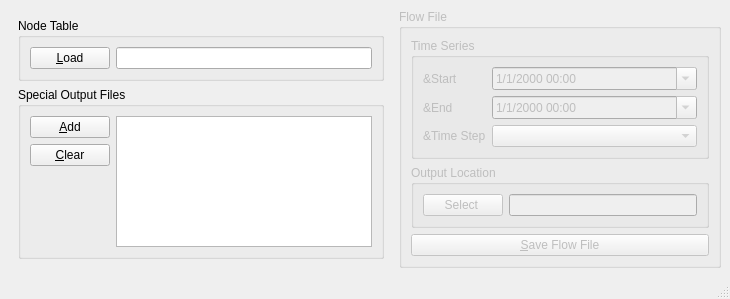
Before: the Qt Designer form gui/writeflowfilemainwindow.ui in apdunn2/FEQ-Special-Output-to-RAS, drawn with Qt 5.
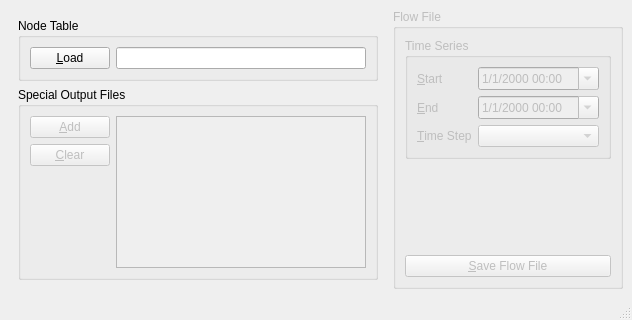
After: the same form once the commit is applied.

Commit message: Completed implementation of gui.WriteFlowFileMainWindow

What changed in the file:
```diff
--- a/gui/writeflowfilemainwindow.ui
+++ b/gui/writeflowfilemainwindow.ui
@@ -6,8 +6,8 @@
    <rect>
     <x>0</x>
     <y>0</y>
-    <width>730</width>
-    <height>291</height>
+    <width>632</width>
+    <height>320</height>
    </rect>
   </property>
   <property name="windowTitle">
@@ -16,10 +16,10 @@
   <widget class="QWidget" name="centralwidget">
    <layout class="QHBoxLayout" name="horizontalLayout_2">
     <item>
-     <widget class="QFrame" name="">
+     <widget class="QFrame" name="frame">
       <layout class="QVBoxLayout" name="verticalLayout_2">
        <item>
-        <widget class="QGroupBox" name="">
+        <widget class="QGroupBox" name="groupBox">
          <property name="title">
           <string>Node Table</string>
          </property>
@@ -32,7 +32,7 @@
            </widget>
           </item>
           <item>
-           <widget class="QLineEdit" name="lineEdit">
+           <widget class="QLineEdit" name="nodeTableLineEdit">
             <property name="enabled">
              <bool>true</bool>
             </property>
@@ -45,13 +45,39 @@
         </widget>
        </item>
        <item>
-        <widget class="QGroupBox" name="">
+        <widget class="QGroupBox" name="specOutputGroupBox">
+         <property name="enabled">
+          <bool>true</bool>
+         </property>
          <property name="title">
           <string>Special Output Files</string>
          </property>
          <layout class="QGridLayout" name="gridLayout">
+          <item row="0" column="0">
+           <widget class="QPushButton" name="addSpecOutputPushButton">
+            <property name="enabled">
+             <bool>false</bool>
+            </property>
+            <property name="text">
+             <string>&amp;Add</string>
+            </property>
+           </widget>
+          </item>
+          <item row="0" column="1" rowspan="4">
+           <widget class="QListWidget" name="specOutputListWidget">
+            <property name="enabled">
+             <bool>false</bool>
+            </property>
+            <property name="editTriggers">
+             <set>QAbstractItemView::NoEditTriggers</set>
+            </property>
+           </widget>
+          </item>
           <item row="1" column="0">
            <widget class="QPushButton" name="clearSpecOutputPushButton">
+            <property name="enabled">
+             <bool>false</bool>
+            </property>
             <property name="text">
              <string>&amp;Clear</string>
             </property>
@@ -83,16 +109,6 @@
             </property>
            </spacer>
           </item>
-          <item row="0" column="0">
-           <widget class="QPushButton" name="addSpecOutputPushButton">
-            <property name="text">
-             <string>&amp;Add</string>
-            </property>
-           </widget>
-          </item>
-          <item row="0" column="1" rowspan="4">
-           <widget class="QTextBrowser" name="specOutputFileBrowser"/>
-          </item>
          </layout>
         </widget>
        </item>
@@ -109,7 +125,7 @@
       </property>
       <layout class="QVBoxLayout" name="verticalLayout">
        <item>
-        <widget class="QGroupBox" name="">
+        <widget class="QGroupBox" name="groupBox">
          <property name="title">
           <string>Time Series</string>
          </property>
@@ -119,6 +135,9 @@
             <property name="text">
              <string>&amp;Start</string>
             </property>
+            <property name="buddy">
+             <cstring>startDateTimeEdit</cstring>
+            </property>
            </widget>
           </item>
           <item row="0" column="1">
@@ -136,6 +155,9 @@
             <property name="text">
              <string>&amp;End</string>
             </property>
+            <property name="buddy">
+             <cstring>endDateTimeEdit</cstring>
+            </property>
            </widget>
           </item>
           <item row="1" column="1">
@@ -153,6 +175,9 @@
             <property name="text">
              <string>&amp;Time Step</string>
             </property>
+            <property name="buddy">
+             <cstring>timeStepComboBox</cstring>
+            </property>
            </widget>
           </item>
           <item row="2" column="1">
@@ -161,29 +186,6 @@
          </layout>
         </widget>
        </item>
-       <item>
-        <widget class="QGroupBox" name="">
-         <property name="title">
-          <string>Output Location</string>
-         </property>
-         <layout class="QGridLayout" name="gridLayout_2">
-          <item row="0" column="1">
-           <widget class="QLineEdit" name="lineEdit_2">
-            <property name="readOnly">
-             <bool>true</bool>
-            </property>
-           </widget>
-          </item>
-          <item row="0" column="0">
-           <widget class="QPushButton" name="pushButton">
-            <property name="text">
-             <string>Select </string>
-            </property>
-           </widget>
-          </item>
-         </layout>
-        </widget>
-       </item>
        <item>
         <spacer name="verticalSpacer_3">
          <property name="orientation">
@@ -208,28 +210,6 @@
      </widget>
     </item>
    </layout>
-   <zorder>loadNodeTablePushButton</zorder>
-   <zorder>lineEdit</zorder>
-   <zorder></zorder>
-   <zorder>lineEdit</zorder>
-   <zorder>specOutputFileBrowser</zorder>
-   <zorder>addSpecOutputPushButton</zorder>
-   <zorder>clearSpecOutputPushButton</zorder>
-   <zorder>specOutputFileBrowser</zorder>
-   <zorder>verticalSpacer</zorder>
-   <zorder>verticalSpacer_2</zorder>
-   <zorder>pushButton</zorder>
-   <zorder>lineEdit_2</zorder>
-   <zorder>saveFlowFilePushButton</zorder>
-   <zorder>startDateTimeEdit</zorder>
-   <zorder>timeStepComboBox</zorder>
-   <zorder>label</zorder>
-   <zorder>label_2</zorder>
-   <zorder>endDateTimeEdit</zorder>
-   <zorder>label_3</zorder>
-   <zorder>saveFlowFilePushButton</zorder>
-   <zorder>verticalSpacer_3</zorder>
-   <zorder></zorder>
   </widget>
   <widget class="QStatusBar" name="statusbar"/>
  </widget>
```
The commit also changes 2 other files.
